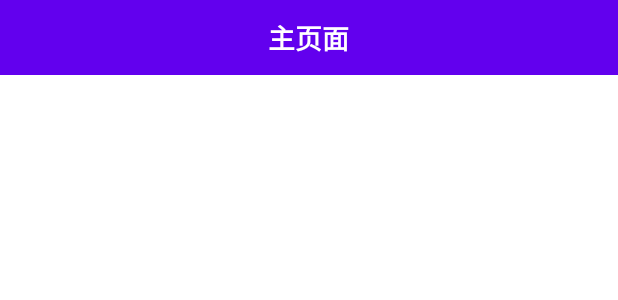
After one commit to 1037438704/VideoKotlinActualCombat, an Android app: the layout activity_main2.xml on its own in the app's theme, with its tools: preview values and no code run, on a phone screen of 412 x 824 dp. The commit adds this screen. Shown: the top 300 px of the screen. Run offline under Robolectric (Android 15) with nearby library versions, the phone set to English and light mode, and no system bars.

Commit message:
横屏跳转

```diff
--- a/app/build.gradle
+++ b/app/build.gradle
@@ -2,14 +2,14 @@ plugins {
     id 'com.android.application'
     id 'kotlin-android'
 }
-
+apply plugin: 'kotlin-android-extensions'
 android {
     compileSdkVersion 30
     buildToolsVersion "30.0.2"
 
     defaultConfig {
         applicationId "com.example.videokotlinactualcombat"
-        minSdkVersion 27
+        minSdkVersion 24
         targetSdkVersion 30
         versionCode 1
         versionName "1.0"
--- a/app/src/main/AndroidManifest.xml
+++ b/app/src/main/AndroidManifest.xml
@@ -17,6 +17,7 @@
                 <category android:name="android.intent.category.LAUNCHER" />
             </intent-filter>
         </activity>
+        <activity android:name=".ui.aty.MainActivity2" />
     </application>
 
 </manifest>
--- a/app/src/main/res/layout/activity_main.xml
+++ b/app/src/main/res/layout/activity_main.xml
@@ -6,7 +6,8 @@
     android:layout_height="match_parent"
     tools:context=".ui.aty.MainActivity">
 
-    <TextView
+    <Button
+        android:id="@+id/button"
         android:layout_width="wrap_content"
         android:layout_height="wrap_content"
         android:text="Hello World!"
--- /dev/null
+++ b/app/src/main/res/layout/activity_main2.xml
@@ -0,0 +1,28 @@
+<?xml version="1.0" encoding="utf-8"?>
+<LinearLayout
+    android:orientation="vertical"
+    xmlns:android="http://schemas.android.com/apk/res/android"
+    xmlns:app="http://schemas.android.com/apk/res-auto"
+    xmlns:tools="http://schemas.android.com/tools"
+    android:layout_width="match_parent"
+    android:layout_height="match_parent"
+    tools:context=".ui.aty.MainActivity2">
+
+    <RelativeLayout
+        android:layout_width="match_parent"
+        android:layout_height="50dp"
+        android:background="@color/design_default_color_primary">
+
+        <TextView
+            android:layout_width="wrap_content"
+            android:layout_height="wrap_content"
+            android:layout_centerInParent="true"
+            android:text="主页面"
+            android:textColor="@color/white"
+            android:textSize="18dp"
+            android:textStyle="bold" />
+
+    </RelativeLayout>
+
+
+</LinearLayout>
```
Also changed, not shown: app/src/main/java/com/example/videokotlinactualcombat/ui/aty/MainActivity.kt (+7 -0 lines), app/src/main/java/com/example/videokotlinactualcombat/ui/aty/MainActivity2.kt (added, +18 -0 lines).
